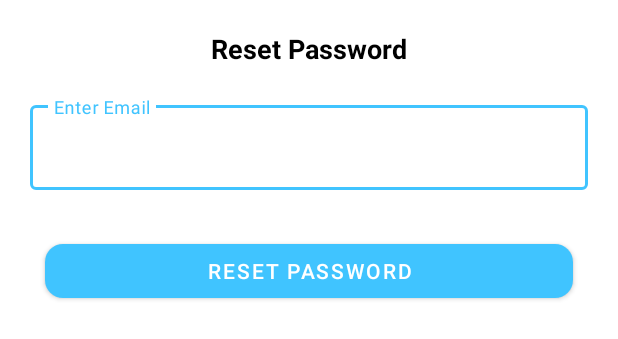
After one commit to karthickdeveloper22/IQ-Expense, an Android app: the layout reset_password_layout.xml on its own in the app's theme, with its tools: preview values and no code run, on a phone screen of 412 x 824 dp. The commit adds this screen. Shown: the top 339 px of the screen. Run offline under Robolectric (Android 15) with nearby library versions, the phone set to English and light mode, and no system bars.

Commit message:
Intial Commit

```diff
--- /dev/null
+++ b/app/src/main/res/layout/reset_password_layout.xml
@@ -0,0 +1,53 @@
+<?xml version="1.0" encoding="utf-8"?>
+<androidx.cardview.widget.CardView xmlns:android="http://schemas.android.com/apk/res/android"
+    xmlns:app="http://schemas.android.com/apk/res-auto"
+    android:layout_width="match_parent"
+    android:layout_height="wrap_content"
+    android:layout_margin="10dp"
+    app:cardCornerRadius="30dp"
+    android:background="#FFFFFF">
+
+    <RelativeLayout
+        android:layout_width="match_parent"
+        android:layout_height="match_parent">
+
+        <com.google.android.material.textview.MaterialTextView
+            android:id="@+id/dialogTv"
+            android:layout_width="wrap_content"
+            android:layout_height="wrap_content"
+            android:layout_centerHorizontal="true"
+            android:layout_margin="10dp"
+            android:text="Reset Password"
+            android:textColor="@color/black"
+            android:textSize="18sp"
+            android:textStyle="bold" />
+
+        <com.google.android.material.textfield.TextInputLayout
+            android:id="@+id/resetEmailLy"
+            style="@style/Widget.MaterialComponents.TextInputLayout.OutlinedBox"
+            android:layout_width="match_parent"
+            android:layout_height="wrap_content"
+            android:layout_below="@id/dialogTv"
+            android:layout_margin="10dp"
+            android:hint="Enter Email">
+
+            <com.google.android.material.textfield.TextInputEditText
+                android:id="@+id/resetEmailEt"
+                android:layout_width="match_parent"
+                android:layout_height="match_parent"
+                android:inputType="textPersonName" />
+
+        </com.google.android.material.textfield.TextInputLayout>
+
+        <com.google.android.material.button.MaterialButton
+            android:id="@+id/resetPasswordBtn"
+            android:layout_width="match_parent"
+            android:layout_height="wrap_content"
+            android:layout_below="@id/resetEmailLy"
+            android:layout_margin="20sp"
+            android:text="Reset Password"
+            app:cornerRadius="12dp" />
+
+    </RelativeLayout>
+
+</androidx.cardview.widget.CardView>
```
Also changed, not shown: app/src/main/java/com/androidheroes/iqexpensemanager/Activities/LoginActivity.java (+60 -0 lines).
